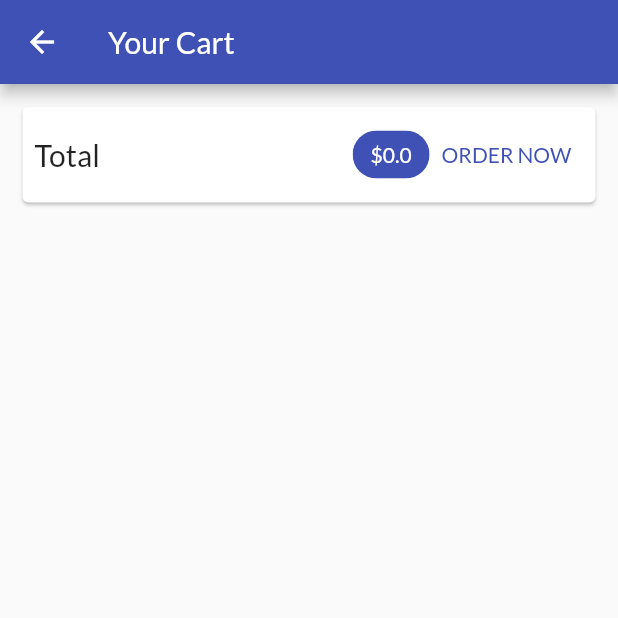
After one commit to lastradev/flutter-shop-app, a Flutter app: the CartScreen screen opened by its route, on a phone screen of 412 x 824 dp, the top half of it. The commit adds this screen. Run offline on Flutter 3.47's test engine with Material 2 defaults, Android fonts, the phone set to English and light mode, and no system bars; network calls fail.

Commit message:
Add price summary

```diff
--- a/lib/main.dart
+++ b/lib/main.dart
@@ -3,6 +3,7 @@
 import 'providers/products.dart';
 import 'package:provider/provider.dart';
 
+import 'screens/cart_screen.dart';
 import 'screens/product_detail_screen.dart';
 import 'screens/products_overview.dart';
 
@@ -28,7 +29,10 @@
           fontFamily: 'Lato',
         ),
         home: ProductsOverviewScreen(),
-        routes: {ProductDetailScreen.routeName: (ctx) => ProductDetailScreen()},
+        routes: {
+          ProductDetailScreen.routeName: (ctx) => ProductDetailScreen(),
+          CartScreen.routeName: (ctx) => CartScreen(),
+        },
       ),
     );
   }
--- a/lib/providers/cart.dart
+++ b/lib/providers/cart.dart
@@ -23,6 +23,16 @@
 
   int get itemCount {
     return _items.length;
+  }
+
+  double get totalAmount {
+    var total = 0.0;
+    _items.forEach(
+      (key, cartItem) {
+        total += cartItem.price * cartItem.quantity;
+      },
+    );
+    return total;
   }
 
   void addItem(
--- /dev/null
+++ b/lib/screens/cart_screen.dart
@@ -0,0 +1,52 @@
+import 'package:flutter/material.dart';
+import '../providers/cart.dart';
+import 'package:provider/provider.dart';
+
+class CartScreen extends StatelessWidget {
+  static const routeName = '/cart';
+  @override
+  Widget build(BuildContext context) {
+    final cart = Provider.of<Cart>(context);
+    return Scaffold(
+      appBar: AppBar(
+        title: Text('Your Cart'),
+      ),
+      body: Column(
+        children: [
+          Card(
+            margin: EdgeInsets.all(15),
+            child: Padding(
+              padding: EdgeInsets.all(8),
+              child: Row(
+                mainAxisAlignment: MainAxisAlignment.spaceBetween,
+                children: [
+                  Text(
+                    'Total',
+                    style: TextStyle(
+                      fontSize: 20,
+                    ),
+                  ),
+                  Spacer(),
+                  Chip(
+                    label: Text(
+                      '\$${cart.totalAmount}',
+                      style: TextStyle(color: Colors.white),
+                    ),
+                    backgroundColor: Theme.of(context).primaryColor,
+                  ),
+                  TextButton(
+                    child: Text('ORDER NOW'),
+                    onPressed: () {},
+                    style: TextButton.styleFrom(
+                      primary: Theme.of(context).primaryColor,
+                    ),
+                  ),
+                ],
+              ),
+            ),
+          ),
+        ],
+      ),
+    );
+  }
+}
--- a/lib/screens/products_overview.dart
+++ b/lib/screens/products_overview.dart
@@ -3,6 +3,7 @@
 import 'package:provider/provider.dart';
 import '../widgets/products_grid.dart';
 import '../providers/cart.dart';
+import 'cart_screen.dart';
 
 enum FilterOptions {
   Favorites,
@@ -53,7 +54,9 @@
               value: cart.itemCount.toString(),
             ),
             child: IconButton(
-              onPressed: () {},
+              onPressed: () {
+                Navigator.of(context).pushNamed(CartScreen.routeName);
+              },
               icon: Icon(Icons.shopping_cart),
             ),
           ),
```
